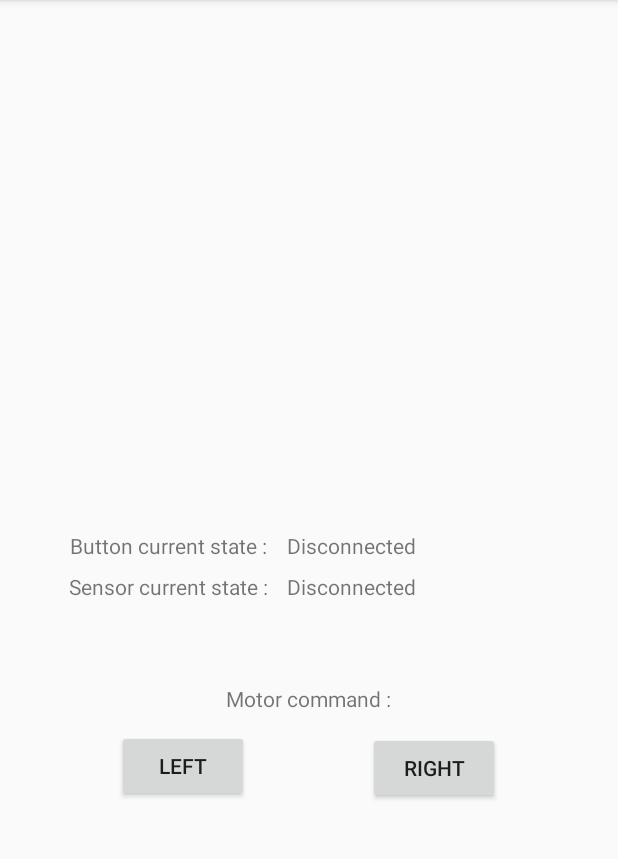
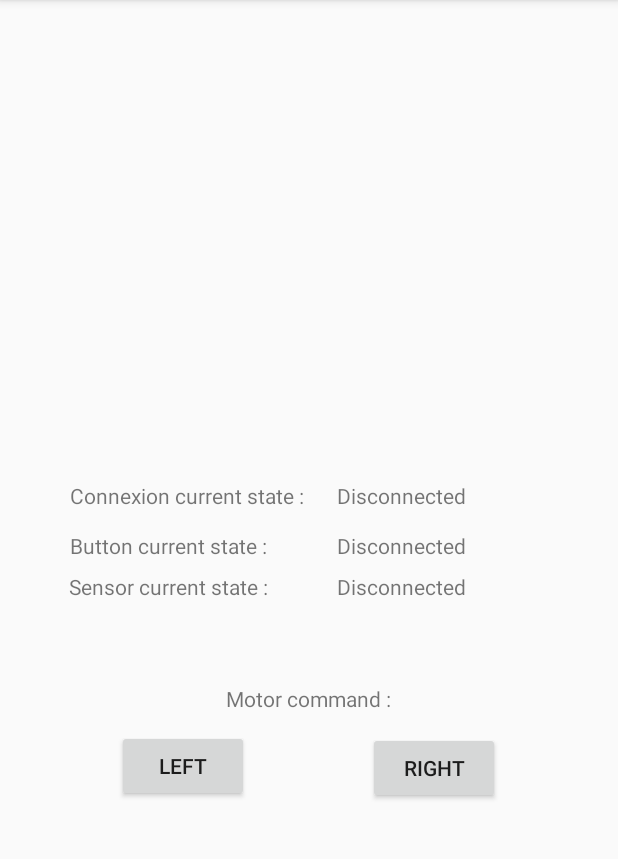
Before and after one commit to kalahel/ReseauDeTerrainAndroid, an Android app: the screen it shows after launch (MainActivity), on a phone screen of 412 x 824 dp, the part 84-943 px from its top. Run offline under Robolectric (Android 15) with nearby library versions, the phone set to English and light mode, and no system bars; 1 statement that could not run was skipped.

```diff
--- a/app/src/main/java/com/ucp/reseaudeterrain/network/NetworkReceiver.java
+++ b/app/src/main/java/com/ucp/reseaudeterrain/network/NetworkReceiver.java
@@ -32,6 +32,5 @@ public class NetworkReceiver extends BroadcastReceiver {
         Log.d("BROADCAST_RECEIVER", messageReceived);
         this.displayable.handleTextReception(messageReceived);
 
-
     }
 }
--- a/app/src/main/res/layout/activity_main.xml
+++ b/app/src/main/res/layout/activity_main.xml
@@ -11,6 +11,7 @@
         android:layout_width="wrap_content"
         android:layout_height="wrap_content"
         android:text="LEFT"
+        android:onClick="leftClick"
         app:layout_constraintBottom_toBottomOf="parent"
         app:layout_constraintEnd_toEndOf="parent"
         app:layout_constraintHorizontal_bias="0.241"
@@ -37,7 +38,7 @@
         android:text="Disconnected"
         app:layout_constraintBottom_toBottomOf="@+id/buttonTextView"
         app:layout_constraintEnd_toEndOf="parent"
-        app:layout_constraintHorizontal_bias="0.09"
+        app:layout_constraintHorizontal_bias="0.314"
         app:layout_constraintStart_toEndOf="@+id/buttonTextView"
         app:layout_constraintTop_toTopOf="@+id/buttonTextView"
         app:layout_constraintVertical_bias="0.0" />
@@ -89,4 +90,28 @@
         app:layout_constraintStart_toEndOf="@+id/leftCommandButton"
         app:layout_constraintTop_toBottomOf="@+id/motorControlText"
         app:layout_constraintVertical_bias="0.052" />
+
+    <TextView
+        android:id="@+id/connexionTextView"
+        android:layout_width="wrap_content"
+        android:layout_height="wrap_content"
+        android:text="Connexion current state :"
+        app:layout_constraintBottom_toTopOf="@+id/buttonTextView"
+        app:layout_constraintEnd_toEndOf="@+id/buttonTextView"
+        app:layout_constraintHorizontal_bias="0.0"
+        app:layout_constraintStart_toStartOf="@+id/buttonTextView"
+        app:layout_constraintTop_toTopOf="parent"
+        app:layout_constraintVertical_bias="0.959" />
+
+    <TextView
+        android:id="@+id/connexionStateView"
+        android:layout_width="wrap_content"
+        android:layout_height="wrap_content"
+        android:text="Disconnected"
+        app:layout_constraintBottom_toBottomOf="@+id/connexionTextView"
+        app:layout_constraintEnd_toEndOf="@+id/buttonStateView"
+        app:layout_constraintHorizontal_bias="0.0"
+        app:layout_constraintStart_toStartOf="@+id/buttonStateView"
+        app:layout_constraintTop_toTopOf="@+id/connexionTextView"
+        app:layout_constraintVertical_bias="0.0" />
 </androidx.constraintlayout.widget.ConstraintLayout>
```
Also changed, not shown: app/src/main/java/com/ucp/reseaudeterrain/MainActivity.java (+17 -0 lines), app/src/main/java/com/ucp/reseaudeterrain/network/runnable/BackgroundRunnableConnection.java (+8 -3 lines), app/src/main/java/com/ucp/reseaudeterrain/network/runnable/ClientListener.java (+19 -13 lines), app/src/main/java/com/ucp/reseaudeterrain/network/services/ClientInterfaceTCP.java (+10 -15 lines), app/src/main/java/com/ucp/reseaudeterrain/network/services/NetworkBackendService.java (+4 -50 lines).
